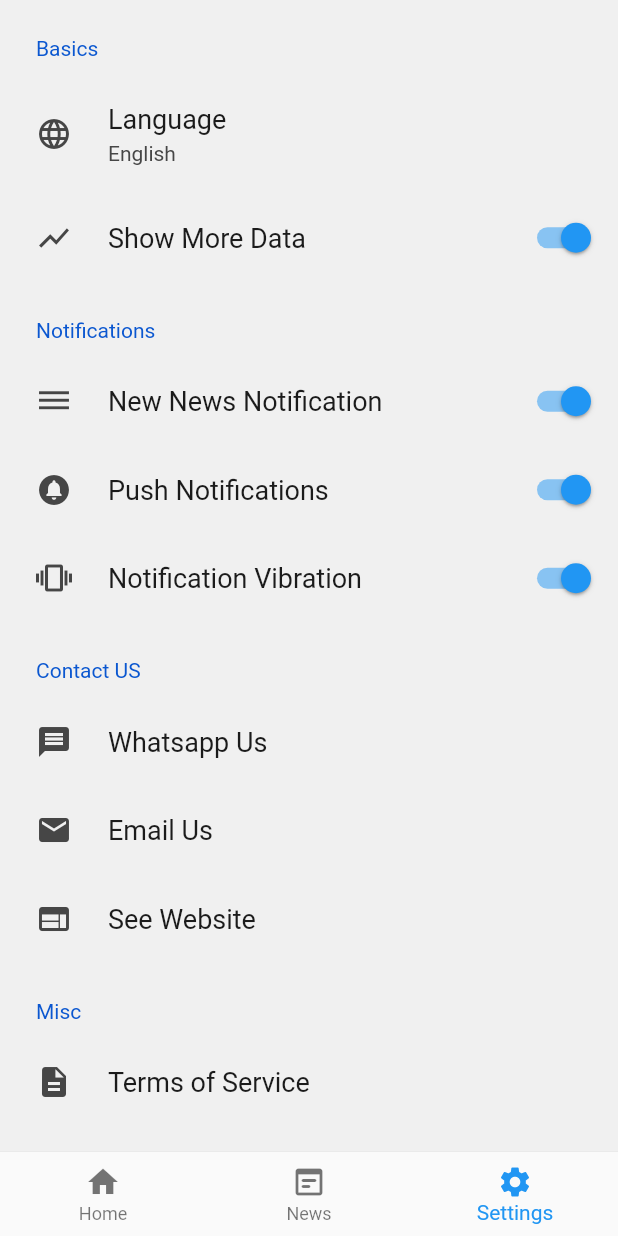
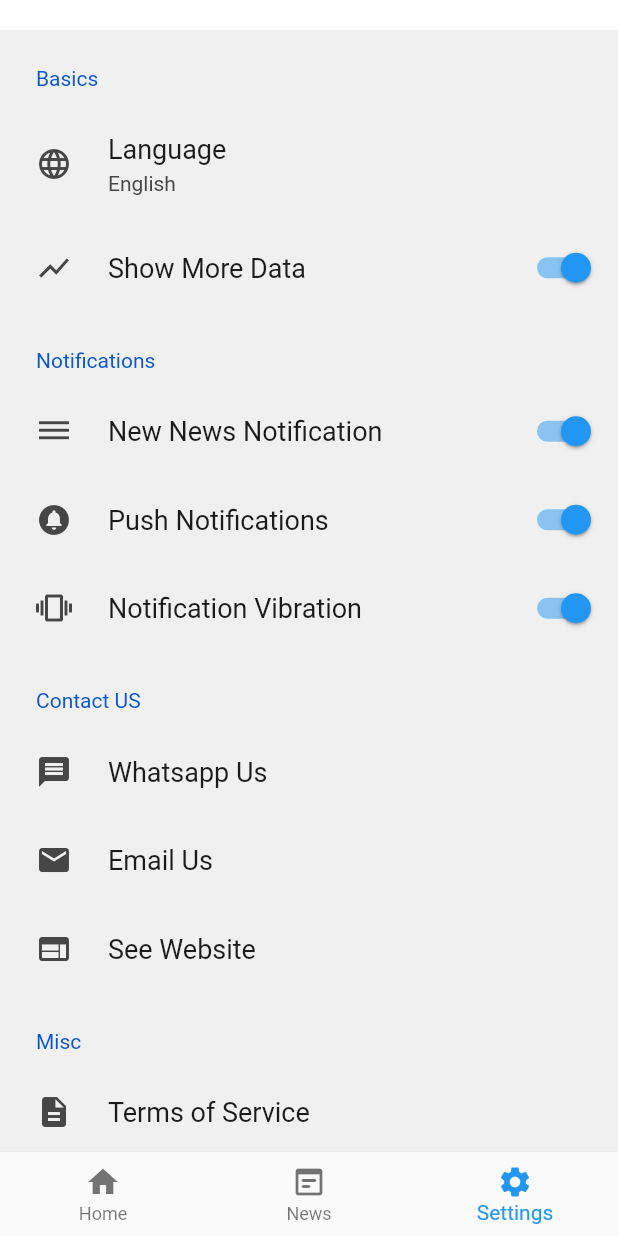
Before and after one commit to hari01584/crypt-coins-app, a Flutter app: the screen it shows after launch, item 3 of the bottom bar chosen, on a phone screen of 412 x 824 dp. Run offline on Flutter 3.47's test engine with Material 2 defaults, Android fonts, the light colour scheme and no system bars; drawn by our look-alikes of settings_ui.

Commit message:
added padding

```diff
--- a/lib/settings_screen.dart
+++ b/lib/settings_screen.dart
@@ -8,7 +8,9 @@ class SettingsScreen extends StatelessWidget {
   Widget build(BuildContext context) {
     var value = true;
 
-    return SettingsList(
+    return Padding(
+      padding: const EdgeInsets.only(top: 20),
+      child: SettingsList(
         sections: [
           SettingsSection(
             title: 'Basics',
@@ -46,7 +48,9 @@ class SettingsScreen extends StatelessWidget {
                 title: 'Notification Vibration',
                 leading: Icon(Icons.vibration),
                 switchValue: value,
-                onToggle: (bool value) { value=false; },
+                onToggle: (bool value) {
+                  value = false;
+                },
               ),
             ],
           ),
@@ -69,6 +73,7 @@ class SettingsScreen extends StatelessWidget {
             ],
           ),
         ],
+      ),
     );
   }
 }
```
Lines whose indentation alone changed are shown as unchanged.
